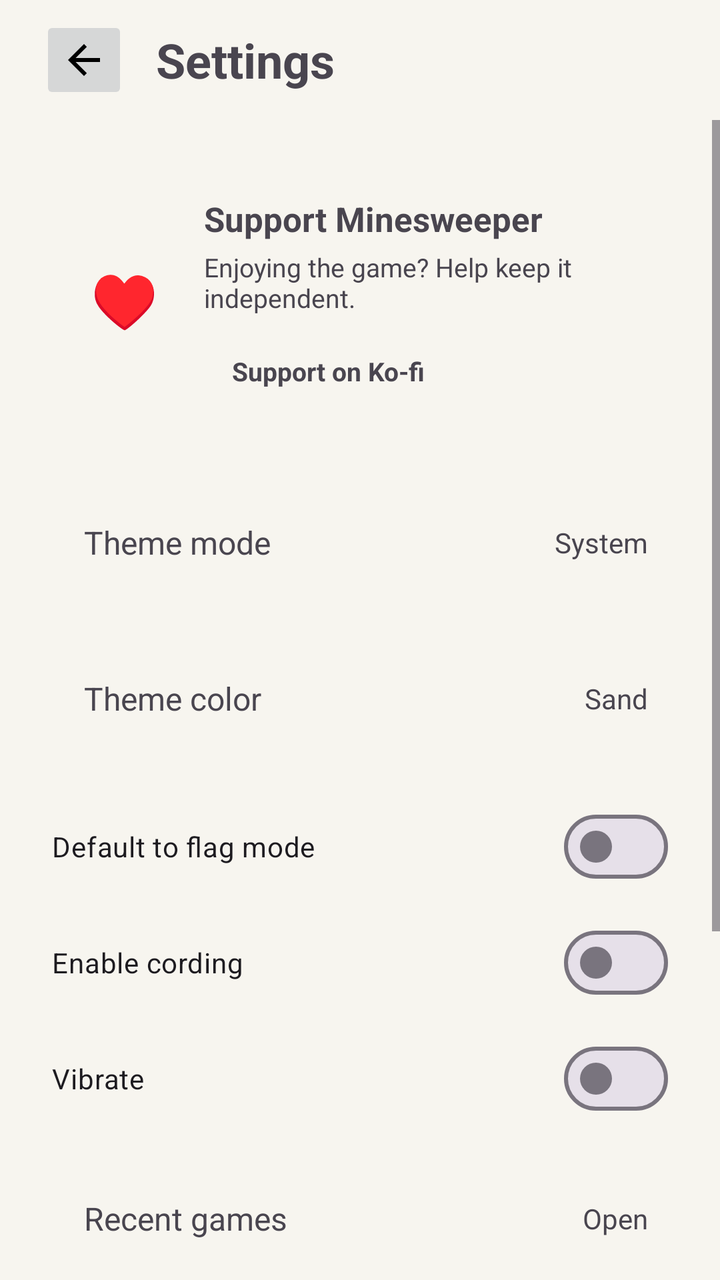
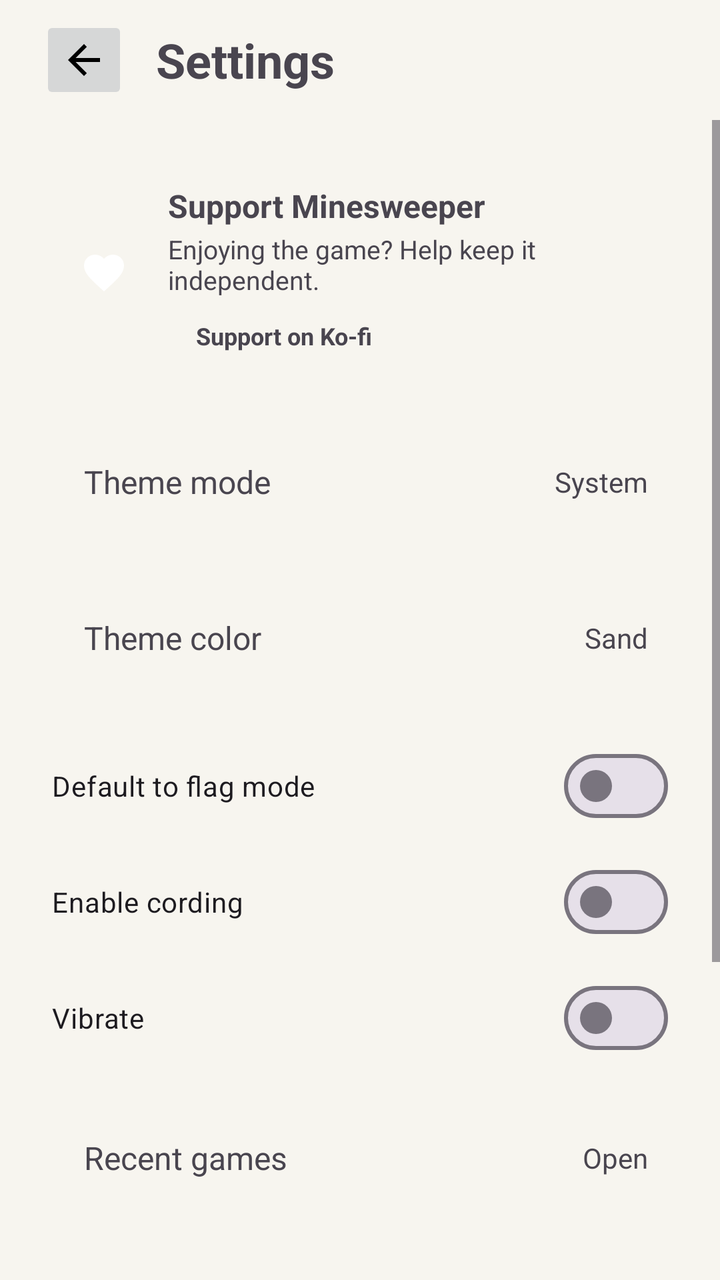

The first picture is an Android layout as it rendered before a commit; the second is the same layout after the commit. The layout source and the unified diff follow.
<!-- AndroidManifest.xml: application theme Theme.Minesweeper -->
<!-- res/layout/activity_settings.xml -->
<?xml version="1.0" encoding="utf-8"?>
<LinearLayout xmlns:android="http://schemas.android.com/apk/res/android"
    android:layout_width="match_parent"
    android:layout_height="match_parent"
    android:orientation="vertical">

    <LinearLayout
        android:id="@+id/topBar"
        android:layout_width="match_parent"
        android:layout_height="wrap_content"
        android:gravity="center_vertical"
        android:orientation="horizontal"
        android:paddingStart="20dp"
        android:paddingTop="8dp"
        android:paddingEnd="20dp"
        android:paddingBottom="8dp">

        <ImageButton
            android:id="@+id/backButton"
            android:layout_width="44dp"
            android:layout_height="44dp"
            android:src="@drawable/ic_arrow_back_material" />

        <TextView
            android:id="@+id/titleText"
            android:layout_width="0dp"
            android:layout_height="wrap_content"
            android:layout_marginStart="14dp"
            android:layout_weight="1"
            android:text="@string/settings"
            android:textSize="24sp"
            android:textStyle="bold" />
    </LinearLayout>

    <ScrollView
        android:layout_width="match_parent"
        android:layout_height="0dp"
        android:layout_weight="1">

        <LinearLayout
            android:id="@+id/content"
            android:layout_width="match_parent"
            android:layout_height="wrap_content"
            android:orientation="vertical"
            android:padding="20dp">

            <LinearLayout
                android:id="@+id/donationCard"
                android:layout_width="match_parent"
                android:layout_height="wrap_content"
                android:layout_marginBottom="20dp"
                android:clickable="true"
                android:focusable="true"
                android:contentDescription="@string/donation_card_description"
                android:gravity="center_vertical"
                android:minHeight="112dp"
                android:orientation="horizontal"
                android:padding="18dp">

                <TextView
                    android:id="@+id/donationIcon"
                    android:layout_width="48dp"
                    android:layout_height="48dp"
                    android:gravity="center"
                    android:importantForAccessibility="no"
                    android:text="♥"
                    android:textSize="27sp" />

                <LinearLayout
                    android:layout_width="0dp"
                    android:layout_height="wrap_content"
                    android:layout_marginStart="16dp"
                    android:layout_weight="1"
                    android:orientation="vertical">

                    <TextView
                        android:id="@+id/donationTitle"
                        android:layout_width="match_parent"
                        android:layout_height="wrap_content"
                        android:text="@string/donation_title"
                        android:textSize="17sp"
                        android:textStyle="bold" />

                    <TextView
                        android:id="@+id/donationSubtitle"
                        android:layout_width="match_parent"
                        android:layout_height="wrap_content"
                        android:layout_marginTop="4dp"
                        android:text="@string/donation_subtitle"
                        android:textSize="13sp" />

                    <TextView
                        android:id="@+id/donationAction"
                        android:layout_width="wrap_content"
                        android:layout_height="wrap_content"
                        android:layout_marginTop="12dp"
                        android:paddingStart="14dp"
                        android:paddingTop="7dp"
                        android:paddingEnd="14dp"
                        android:paddingBottom="7dp"
                        android:text="@string/donation_action"
                        android:textSize="13sp"
                        android:textStyle="bold" />
                </LinearLayout>
            </LinearLayout>

            <LinearLayout
                android:id="@+id/themeModeRow"
                android:layout_width="match_parent"
                android:layout_height="64dp"
                android:gravity="center_vertical"
                android:orientation="horizontal"
                android:paddingStart="22dp"
                android:paddingEnd="16dp"
                android:paddingTop="0dp"
                android:paddingBottom="0dp">

                <TextView
                    android:id="@+id/themeModeLabel"
                    android:layout_width="0dp"
                    android:layout_height="match_parent"
                    android:layout_weight="1"
                    android:clickable="true"
                    android:focusable="true"
                    android:gravity="center_vertical"
                    android:text="@string/theme_mode"
                    android:textSize="16sp" />

                <TextView
                    android:id="@+id/themeModeValue"
                    android:layout_width="0dp"
                    android:layout_height="match_parent"
                    android:layout_weight="1"
                    android:clickable="true"
                    android:focusable="true"
                    android:gravity="center_vertical|end"
                    android:text="@string/theme_mode_system"
                    android:textSize="14sp" />
            </LinearLayout>

            <LinearLayout
                android:id="@+id/themeRow"
                android:layout_width="match_parent"
                android:layout_height="64dp"
                android:layout_marginTop="14dp"
                android:gravity="center_vertical"
                android:orientation="horizontal"
                android:paddingStart="22dp"
                android:paddingEnd="16dp"
                android:paddingTop="0dp"
                android:paddingBottom="0dp">

                <TextView
                    android:id="@+id/themeLabel"
                    android:layout_width="0dp"
                    android:layout_height="match_parent"
                    android:layout_weight="1"
                    android:clickable="true"
                    android:focusable="true"
                    android:gravity="center_vertical"
                    android:text="@string/theme_color"
                    android:textSize="16sp" />

                <TextView
                    android:id="@+id/themeValue"
                    android:layout_width="0dp"
                    android:layout_height="match_parent"
                    android:layout_weight="1"
                    android:clickable="true"
                    android:focusable="true"
                    android:gravity="center_vertical|end"
                    android:text="Sand"
                    android:textSize="14sp" />
            </LinearLayout>

            <com.google.android.material.materialswitch.MaterialSwitch
                android:id="@+id/flagModeDefault"
                android:layout_width="match_parent"
                android:layout_height="wrap_content"
                android:layout_marginTop="18dp"
                android:paddingStart="6dp"
                android:paddingEnd="6dp"
                android:switchPadding="14dp"
                android:text="@string/flag_mode_default" />

            <com.google.android.material.materialswitch.MaterialSwitch
                android:id="@+id/enableCording"
                android:layout_width="match_parent"
                android:layout_height="wrap_content"
                android:layout_marginTop="10dp"
                android:paddingStart="6dp"
                android:paddingEnd="6dp"
                android:switchPadding="14dp"
                android:text="@string/enable_cording" />

            <com.google.android.material.materialswitch.MaterialSwitch
                android:id="@+id/vibrateEnabled"
                android:layout_width="match_parent"
                android:layout_height="wrap_content"
                android:layout_marginTop="10dp"
                android:paddingStart="6dp"
                android:paddingEnd="6dp"
                android:switchPadding="14dp"
                android:text="@string/vibrate_enabled" />

            <LinearLayout
                android:id="@+id/recentGamesRow"
                android:layout_width="match_parent"
                android:layout_height="64dp"
                android:layout_marginTop="14dp"
                android:gravity="center_vertical"
                android:orientation="horizontal"
                android:paddingStart="22dp"
                android:paddingEnd="16dp"
                android:paddingTop="0dp"
                android:paddingBottom="0dp">

                <TextView
                    android:id="@+id/recentGamesText"
                    android:layout_width="0dp"
                    android:layout_height="match_parent"
                    android:layout_weight="1"
                    android:gravity="center_vertical"
                    android:text="@string/recent_games"
                    android:textSize="16sp" />

                <TextView
                    android:id="@+id/recentGamesValue"
                    android:layout_width="0dp"
                    android:layout_height="match_parent"
                    android:layout_weight="1"
                    android:clickable="true"
                    android:focusable="true"
                    android:gravity="center_vertical|end"
                    android:text="@string/open"
                    android:textSize="14sp" />
            </LinearLayout>

            <LinearLayout
                android:id="@+id/languageRow"
                android:layout_width="match_parent"
                android:layout_height="64dp"
                android:layout_marginTop="14dp"
                android:gravity="center_vertical"
                android:orientation="horizontal"
                android:paddingStart="22dp"
                android:paddingEnd="16dp"
                android:paddingTop="0dp"
                android:paddingBottom="0dp">

                <TextView
                    android:id="@+id/languageText"
                    android:layout_width="0dp"
                    android:layout_height="match_parent"
                    android:layout_weight="1"
                    android:clickable="true"
                    android:focusable="true"
                    android:gravity="center_vertical"
                    android:text="@string/language"
                    android:textSize="16sp" />

                <TextView
                    android:id="@+id/languageValue"
                    android:layout_width="0dp"
                    android:layout_height="match_parent"
                    android:layout_weight="1"
                    android:clickable="true"
                    android:focusable="true"
                    android:gravity="center_vertical|end"
                    android:text="@string/language_system"
                    android:textSize="14sp" />
            </LinearLayout>

            <LinearLayout
                android:id="@+id/advancedRow"
                android:layout_width="match_parent"
                android:layout_height="64dp"
                android:layout_marginTop="14dp"
                android:gravity="center_vertical"
                android:orientation="horizontal"
                android:paddingStart="22dp"
                android:paddingEnd="16dp"
                android:paddingTop="0dp"
                android:paddingBottom="0dp">

                <TextView
                    android:id="@+id/advancedText"
                    android:layout_width="0dp"
                    android:layout_height="match_parent"
                    android:layout_weight="1"
                    android:gravity="center_vertical"
                    android:text="@string/advanced"
                    android:textSize="16sp" />

                <TextView
                    android:id="@+id/advancedValue"
                    android:layout_width="0dp"
                    android:layout_height="match_parent"
                    android:layout_weight="1"
                    android:clickable="true"
                    android:focusable="true"
                    android:gravity="center_vertical|end"
                    android:text="@string/open"
                    android:textSize="14sp" />
            </LinearLayout>

            <TextView
                android:id="@+id/applyButton"
                android:layout_width="match_parent"
                android:layout_height="52dp"
                android:layout_marginTop="20dp"
                android:gravity="center"
                android:text="@string/apply"
                android:textSize="16sp"
                android:textStyle="bold" />
        </LinearLayout>
    </ScrollView>

</LinearLayout>
<!-- resources referenced by this layout -->
<resources>
  <!-- drawable ic_arrow_back_material (drawable) -->
  <?xml version="1.0" encoding="utf-8"?>
  <vector xmlns:android="http://schemas.android.com/apk/res/android"
      android:width="24dp"
      android:height="24dp"
      android:viewportWidth="24"
      android:viewportHeight="24">
      <path
          android:fillColor="#FF000000"
          android:pathData="M20,11H7.83l5.59,-5.59L12,4l-8,8l8,8l1.41,-1.41L7.83,13H20z" />
  </vector>
  <string name="advanced">Advanced</string>
  <string name="apply">Apply</string>
  <string name="donation_action">Support on Ko-fi</string>
  <string name="donation_card_description">Support Minesweeper on Ko-fi. Opens an external website.</string>
  <string name="donation_subtitle">Enjoying the game? Help keep it independent.</string>
  <string name="donation_title">Support Minesweeper</string>
  <string name="enable_cording">Enable cording</string>
  <string name="flag_mode_default">Default to flag mode</string>
  <string name="language">Language</string>
  <string name="language_system">System</string>
  <string name="open">Open</string>
  <string name="recent_games">Recent games</string>
  <string name="settings">Settings</string>
  <string name="theme_color">Theme color</string>
  <string name="theme_mode">Theme mode</string>
  <string name="theme_mode_system">System</string>
  <string name="vibrate_enabled">Vibrate</string>
  <style name="Theme.Minesweeper" parent="Theme.Material3.Light.NoActionBar">
          <item name="android:windowBackground">@color/app_background</item>
          <item name="android:statusBarColor">@color/app_background</item>
          <item name="android:navigationBarColor">@color/app_background</item>
          <item name="android:windowLightStatusBar">true</item>
          <item name="android:windowLightNavigationBar">true</item>
          <item name="android:fontFamily">sans-serif</item>
          <item name="colorPrimary">@color/accent</item>
          <item name="colorSurface">@color/panel</item>
          <item name="android:windowAnimationStyle">@null</item>
          <item name="materialAlertDialogTheme">@style/Minesweeper.Dialog</item>
      </style>
  <color name="app_background">#F7F5EF</color>
  <color name="accent">#7CA7C7</color>
  <color name="panel">#EFEBE2</color>
  <style name="Minesweeper.Dialog" parent="ThemeOverlay.Material3.MaterialAlertDialog">
          <item name="backgroundTint">@color/panel</item>
      </style>
</resources>

<!-- the commit's change to res/layout/activity_settings.xml (unified diff, before → after) -->
@@ -48,28 +48,27 @@
                 android:id="@+id/donationCard"
                 android:layout_width="match_parent"
                 android:layout_height="wrap_content"
-                android:layout_marginBottom="20dp"
+                android:layout_marginBottom="16dp"
                 android:clickable="true"
                 android:focusable="true"
                 android:contentDescription="@string/donation_card_description"
                 android:gravity="center_vertical"
-                android:minHeight="112dp"
-                android:orientation="horizontal"
-                android:padding="18dp">
-
-                <TextView
+                android:minHeight="88dp"
+                android:orientation="horizontal"
+                android:padding="12dp">
+
+                <ImageView
                     android:id="@+id/donationIcon"
-                    android:layout_width="48dp"
-                    android:layout_height="48dp"
-                    android:gravity="center"
+                    android:layout_width="40dp"
+                    android:layout_height="40dp"
                     android:importantForAccessibility="no"
-                    android:text="♥"
-                    android:textSize="27sp" />
+                    android:padding="8dp"
+                    android:src="@drawable/ic_favorite_material" />
 
                 <LinearLayout
                     android:layout_width="0dp"
                     android:layout_height="wrap_content"
-                    android:layout_marginStart="16dp"
+                    android:layout_marginStart="12dp"
                     android:layout_weight="1"
                     android:orientation="vertical">
 
@@ -78,14 +77,14 @@
                         android:layout_width="match_parent"
                         android:layout_height="wrap_content"
                         android:text="@string/donation_title"
-                        android:textSize="17sp"
+                        android:textSize="16sp"
                         android:textStyle="bold" />
 
                     <TextView
                         android:id="@+id/donationSubtitle"
                         android:layout_width="match_parent"
                         android:layout_height="wrap_content"
-                        android:layout_marginTop="4dp"
+                        android:layout_marginTop="2dp"
                         android:text="@string/donation_subtitle"
                         android:textSize="13sp" />
 
@@ -93,13 +92,13 @@
                         android:id="@+id/donationAction"
                         android:layout_width="wrap_content"
                         android:layout_height="wrap_content"
-                        android:layout_marginTop="12dp"
+                        android:layout_marginTop="6dp"
                         android:paddingStart="14dp"
-                        android:paddingTop="7dp"
+                        android:paddingTop="5dp"
                         android:paddingEnd="14dp"
-                        android:paddingBottom="7dp"
+                        android:paddingBottom="5dp"
                         android:text="@string/donation_action"
-                        android:textSize="13sp"
+                        android:textSize="12sp"
                         android:textStyle="bold" />
                 </LinearLayout>
             </LinearLayout>
<!-- resource entries referenced after the edit -->
@@ -10,6 +10,16 @@
       <path
           android:fillColor="#FF000000"
           android:pathData="M20,11H7.83l5.59,-5.59L12,4l-8,8l8,8l1.41,-1.41L7.83,13H20z" />
+  </vector>
+  <!-- drawable ic_favorite_material (drawable) -->
+  <vector xmlns:android="http://schemas.android.com/apk/res/android"
+      android:width="24dp"
+      android:height="24dp"
+      android:viewportWidth="24"
+      android:viewportHeight="24">
+      <path
+          android:fillColor="@android:color/white"
+          android:pathData="M12,21.35l-1.45,-1.32C5.4,15.36 2,12.28 2,8.5 2,5.42 4.42,3 7.5,3c1.74,0 3.41,0.81 4.5,2.09C13.09,3.81 14.76,3 16.5,3 19.58,3 22,5.42 22,8.5c0,3.78 -3.4,6.86 -8.55,11.54z" />
   </vector>
   <string name="advanced">Advanced</string>
   <string name="apply">Apply</string>
